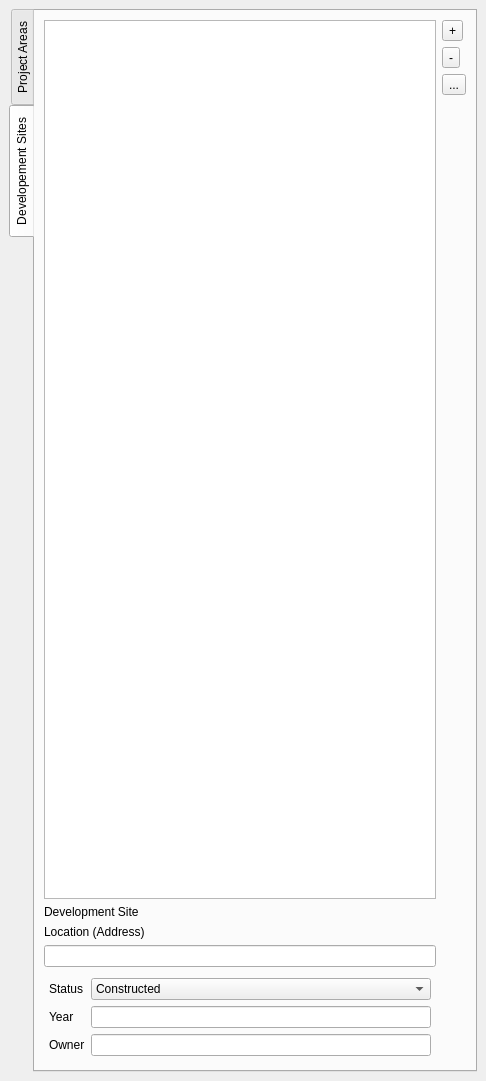
Old version of the form qcity/ui/dockwidget_main.ui in the repository north-road/QCity.
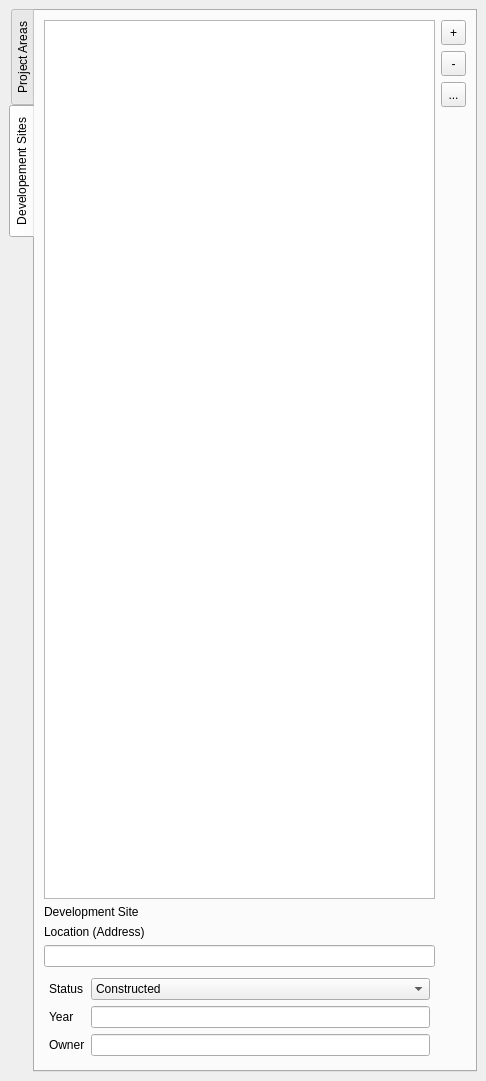
New version of the form. The open tabs and pages were chosen to show the change. Custom widgets are drawn as their Qt base class.

Commit message: Unify tool button size

```diff
--- a/qcity/ui/dockwidget_main.ui
+++ b/qcity/ui/dockwidget_main.ui
@@ -592,6 +592,12 @@
            <layout class="QVBoxLayout" name="verticalLayout_2">
             <item>
              <widget class="QToolButton" name="toolButton_development_site_add">
+              <property name="minimumSize">
+               <size>
+                <width>25</width>
+                <height>25</height>
+               </size>
+              </property>
               <property name="text">
                <string>+</string>
               </property>
@@ -599,6 +605,18 @@
             </item>
             <item>
              <widget class="QToolButton" name="toolButton_development_site_remove">
+              <property name="sizePolicy">
+               <sizepolicy hsizetype="Fixed" vsizetype="Fixed">
+                <horstretch>0</horstretch>
+                <verstretch>0</verstretch>
+               </sizepolicy>
+              </property>
+              <property name="minimumSize">
+               <size>
+                <width>25</width>
+                <height>25</height>
+               </size>
+              </property>
               <property name="text">
                <string>-</string>
               </property>
@@ -606,6 +624,12 @@
             </item>
             <item>
              <widget class="QToolButton" name="toolButton_development_site_rename">
+              <property name="minimumSize">
+               <size>
+                <width>25</width>
+                <height>25</height>
+               </size>
+              </property>
               <property name="text">
                <string>...</string>
               </property>
```
Left out of the diff: 20 changed lines with no effect on the pictures.
